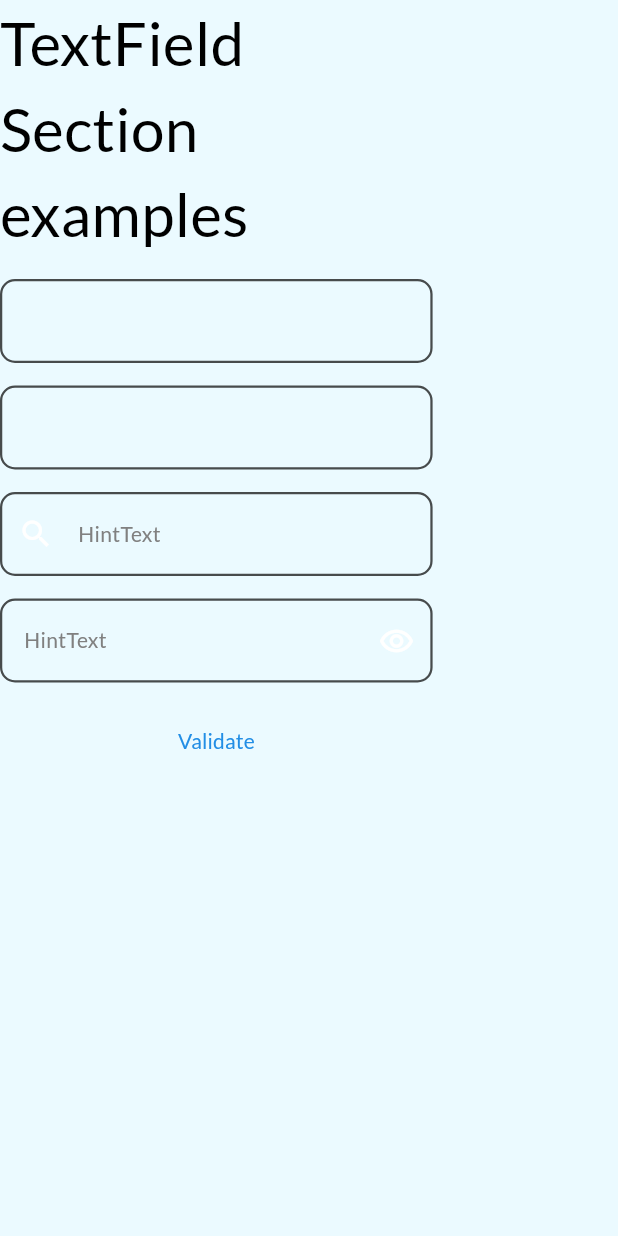
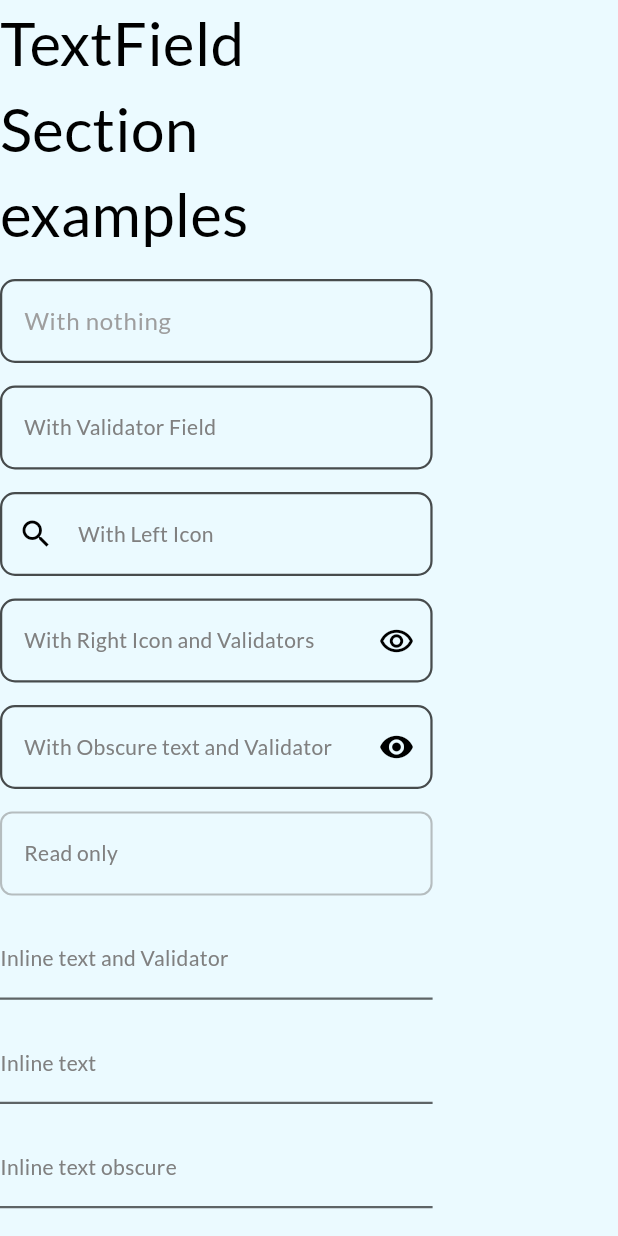
Before and after one commit to renanvolpe/moovie-software, a Flutter app: the TextFieldSectionsWidget widget shown alone on an empty page, opened directly, on a phone screen of 412 x 824 dp. Run offline on Flutter 3.47's test engine with Material 3 defaults, Android fonts, the phone set to English and light mode, and no system bars; our stand-ins replace google_fonts.

Commit message:
feat: increase the textfied layout

```diff
--- a/analysis_options.yaml
+++ b/analysis_options.yaml
@@ -24,6 +24,9 @@ linter:
   # `// ignore_for_file: name_of_lint` syntax on the line or in the file
   # producing the lint.
   rules:
+analyzer:
+  errors:
+    deprecated_member_use: ignore
     # avoid_print: false  # Uncomment to disable the `avoid_print` rule
     # prefer_single_quotes: true  # Uncomment to enable the `prefer_single_quotes` rule
 
--- a/lib/main.dart
+++ b/lib/main.dart
@@ -27,5 +27,6 @@
   Set<PointerDeviceKind> get dragDevices => {
     PointerDeviceKind.touch,
     PointerDeviceKind.mouse,
+    PointerDeviceKind.trackpad,
   };
 }
--- a/lib/widgets/components/text_form/text_field_controller.dart
+++ b/lib/widgets/components/text_form/text_field_controller.dart
@@ -1,7 +1,12 @@
 import 'package:flutter/material.dart';
 
 class TextFieldController extends ChangeNotifier {
+  TextFieldController() {
+    focusNode.addListener(_handleFocusChange);
+  }
+
   final value = ValueNotifier<String>('');
+  final obscureText = ValueNotifier<bool>(false);
   final focusNode = FocusNode();
   final textController = TextEditingController();
   final fieldKey = GlobalKey<FormFieldState>();
@@ -15,24 +20,26 @@ class TextFieldController extends ChangeNotifier {
     notifyListeners();
   }
 
-  TextFieldController() {
-    focusNode.addListener(_handleFocusChange);
+  void toggleObscureText() {
+    obscureText.value = !obscureText.value;
+    notifyListeners();
   }
 
   void _handleFocusChange() {
     if (!focusNode.hasFocus) {
-      // When field loses focus, update value and run validation
       value.value = textController.text;
-      fieldKey.currentState?.validate(); // triggers validation
+      fieldKey.currentState?.validate();
       notifyListeners();
     }
   }
 
+  @override
   void dispose() {
     focusNode.removeListener(_handleFocusChange);
     focusNode.dispose();
     textController.dispose();
     value.dispose();
+    obscureText.dispose();
     super.dispose();
   }
 }
--- a/lib/widgets/components/text_form/text_field_widget.dart
+++ b/lib/widgets/components/text_form/text_field_widget.dart
@@ -2,29 +2,32 @@ import 'package:flutter/material.dart';
 import 'package:movie_software/styles/context_style.dart';
 
 import '../../../styles/color/app_color.dart';
+import '../../../styles/theme/textfied_inline_decoration.dart';
 import 'text_field_controller.dart';
 
 class TextFormFieldWidget extends StatefulWidget {
   const TextFormFieldWidget({
     super.key,
-    required this.hintText,
-    required this.controller,
+    this.controller,
+    this.hintText,
     this.readOnly = false,
     this.isInlineTextField = false,
-    this.obscureText = false,
+    this.obscureToggle = false,
+    this.isObscured,
     this.rightIcon,
     this.leftIcon,
     this.onChanged,
     this.listValidator,
   });
 
-  final String hintText;
-  final TextFieldController controller;
+  final TextFieldController? controller;
+  final String? hintText;
   final bool readOnly;
   final Icon? rightIcon;
   final Icon? leftIcon;
+  final bool? isObscured;
   final bool isInlineTextField;
-  final bool obscureText;
+  final bool obscureToggle;
   final Function(String)? onChanged;
   final List<String?> Function(String?)? listValidator;
 
@@ -33,29 +36,29 @@ class TextFormFieldWidget extends StatefulWidget {
 }
 
 class _TextFormFieldWidgetState extends State<TextFormFieldWidget> {
+  late TextFieldController controller;
+
   @override
   void initState() {
     super.initState();
-    widget.controller.addListener(_onControllerUpdate);
+    controller = widget.controller ?? TextFieldController();
   }
 
   @override
-  void dispose() {
-    widget.controller.removeListener(_onControllerUpdate);
-    super.dispose();
-  }
-
-  void _onControllerUpdate() => setState(() {});
-
-  @override
   Widget build(BuildContext context) {
-    return TextFormField(
-      key: widget.controller.fieldKey,
-      focusNode: widget.controller.focusNode,
-      controller: widget.controller.textController,
+    return AbsorbPointer(
+      absorbing: widget.readOnly,
+      child: ListenableBuilder(
+        listenable: controller,
+        builder: (_, _) => Theme(
+          data: getTheme(),
+          child: TextFormField(
+            key: controller.fieldKey,
+            focusNode: getFocusNode(),
+            controller: controller.textController,
             readOnly: widget.readOnly,
-      obscureText: widget.obscureText,
-      cursorColor: AppColors.black,
+            obscureText: widget.isObscured ?? controller.obscureText.value,
+            cursorColor: context.colors.onSurface,
             validator: (value) {
               final validators = widget.listValidator?.call(value ?? '') ?? [];
               for (final error in validators) {
@@ -67,31 +70,80 @@ class _TextFormFieldWidgetState extends State<TextFormFieldWidget> {
               hintText: widget.hintText,
               labelText: widget.hintText,
               labelStyle: getLabelStyle(),
-        prefixIcon: widget.leftIcon,
+              prefixIcon: getPrefixIcon(widget.leftIcon),
               prefixIconColor: getColor(),
-        suffixIcon: widget.rightIcon,
+              suffixIcon: getIcon(widget.rightIcon),
               suffixIconColor: getColor(),
+              enabledBorder: getEnableBorder(context),
+            ),
+          ),
+        ),
       ),
     );
   }
 
+  OutlineInputBorder? getEnableBorder(BuildContext context) {
+    return widget.readOnly
+        ? OutlineInputBorder(
+            borderRadius: BorderRadius.circular(8),
+            borderSide: BorderSide(
+              color: widget.readOnly ? context.colors.outline.withOpacity(0.5) : context.colors.onSurface,
+              width: 1.4,
+            ),
+          )
+        : null;
+  }
+
+  FocusNode? getFocusNode() => widget.readOnly ? null : controller.focusNode;
+
   TextStyle getLabelStyle() {
-    final hasFocus = widget.controller.focusNode.hasFocus;
-    final hasError = widget.controller.hasError;
+    final hasFocus = controller.focusNode.hasFocus;
+    final hasError = controller.hasError;
 
-    if (hasFocus && hasError) return context.styles.error.copyWith(color: AppColors.alizarinDarkLight);
+    if (hasFocus && hasError) return context.styles.error.copyWith(color: AppColors.errorLight);
     if (hasError) return context.styles.error;
-    if (hasFocus) return context.styles.black;
+    if (hasFocus) return context.styles.onSurface;
+    if (widget.readOnly) {}
     return context.styles.gray;
   }
 
   Color getColor() {
-    final hasFocus = widget.controller.focusNode.hasFocus;
-    final hasError = widget.controller.hasError;
+    final hasFocus = controller.focusNode.hasFocus;
+    final hasError = controller.hasError;
 
-    if (hasFocus && hasError) return AppColors.alizarinDarkLight;
+    if (hasFocus && hasError) return AppColors.errorLight;
     if (hasError) return context.colors.error;
-    if (hasFocus) return context.colors.onBackground;
-    return context.colors.onTertiaryColor;
+    if (hasFocus) return context.colors.onSurface;
+    if (widget.readOnly) {}
+    return context.colors.onSurface;
+  }
+
+  Widget? getPrefixIcon(Icon? icon) {
+    if (icon == null) return null;
+    return Icon(icon.icon, color: getColor());
+  }
+
+  Widget? getIcon(Icon? icon) {
+    if (widget.obscureToggle) {
+      return IconButton(
+        icon: Icon(
+          controller.obscureText.value ? Icons.visibility_off : Icons.visibility,
+          color: getColor(),
+        ),
+        onPressed: controller.toggleObscureText,
+      );
+    }
+
+    return getPrefixIcon(icon);
+  }
+
+  ThemeData getTheme() {
+    if (widget.isInlineTextField) {
+      bool isDarkTheme = Theme.of(context).brightness == Brightness.dark;
+      return Theme.of(context).copyWith(
+        inputDecorationTheme: isDarkTheme ? inputDecorationThemeInlineDark : inputDecorationThemeInlineLight,
+      );
+    }
+    return Theme.of(context); //default
   }
 }
--- a/lib/widgets/layout_summary.dart
+++ b/lib/widgets/layout_summary.dart
@@ -87,6 +87,7 @@ class TextFieldSectionsWidget extends StatefulWidget {
 }
 
 class _TextFieldSectionsWidgetState extends State<TextFieldSectionsWidget> {
+  final controllerTest = TextFieldController();
   @override
   Widget build(BuildContext context) {
     var width = MediaQuery.sizeOf(context).width * 0.7;
@@ -101,25 +102,24 @@ class _TextFieldSectionsWidgetState extends State<TextFieldSectionsWidget> {
               "TextField Section examples",
               style: context.styles.blackS(40),
             ),
-            TextField(),
+            TextField(
+              decoration: InputDecoration(hintText: "With nothing"),
+            ),
             TextFormFieldWidget(
-              controller: TextFieldController(),
-              hintText: '',
+              controller: controllerTest,
+              hintText: 'With Validator Field',
               listValidator: (text) => [
-                Validator.required(text, fieldName: 'fieldName'),
+                Validator.required(text, fieldName: 'Validator Field'),
               ],
             ),
             TextFormFieldWidget(
               controller: TextFieldController(),
-              hintText: 'HintText',
+              hintText: 'With Left Icon',
               leftIcon: Icon(Icons.search),
-              listValidator: (text) => [
-                Validator.required(text, fieldName: 'HintText'),
-              ],
             ),
             TextFormFieldWidget(
               controller: TextFieldController(),
-              hintText: 'HintText',
+              hintText: 'With Right Icon and Validators',
               rightIcon: Icon(Icons.remove_red_eye_outlined),
               listValidator: (text) => [
                 Validator.required(text, fieldName: 'fieldName'),
@@ -127,9 +127,55 @@ class _TextFieldSectionsWidgetState extends State<TextFieldSectionsWidget> {
               ],
             ),
 
+            TextFormFieldWidget(
+              controller: TextFieldController(),
+              hintText: 'With Obscure text and Validator',
+              rightIcon: Icon(Icons.remove_red_eye_outlined),
+              obscureToggle: true,
+              listValidator: (text) => [
+                Validator.required(text, fieldName: 'Obscure'),
+                Validator.minLength(text, 5),
+              ],
+            ),
+
+            TextFormFieldWidget(
+              readOnly: true,
+              controller: TextFieldController(),
+              hintText: 'Read only',
+            ),
+
+            TextFormFieldWidget(
+              controller: TextFieldController(),
+              hintText: 'Inline text and Validator',
+              isInlineTextField: true,
+              listValidator: (text) => [
+                Validator.minLength(text, 5),
+              ],
+            ),
+
+            TextFormFieldWidget(
+              controller: TextFieldController(),
+              hintText: 'Inline text',
+              isInlineTextField: true,
+              listValidator: (text) => [
+                Validator.minLength(text, 5),
+              ],
+            ),
+
+            TextFormFieldWidget(
+              controller: TextFieldController(),
+              hintText: 'Inline text obscure',
+              isInlineTextField: true,
+              isObscured: true,
+              listValidator: (text) => [
+                Validator.minLength(text, 5),
+              ],
+            ),
+
             TextButton(
               onPressed: () {
                 formKey.currentState?.validate();
+                print("controllerTest.text:${controllerTest.text}");
               },
               child: Text("Validate"),
             ),
```
Lines whose indentation alone changed are shown as unchanged.
